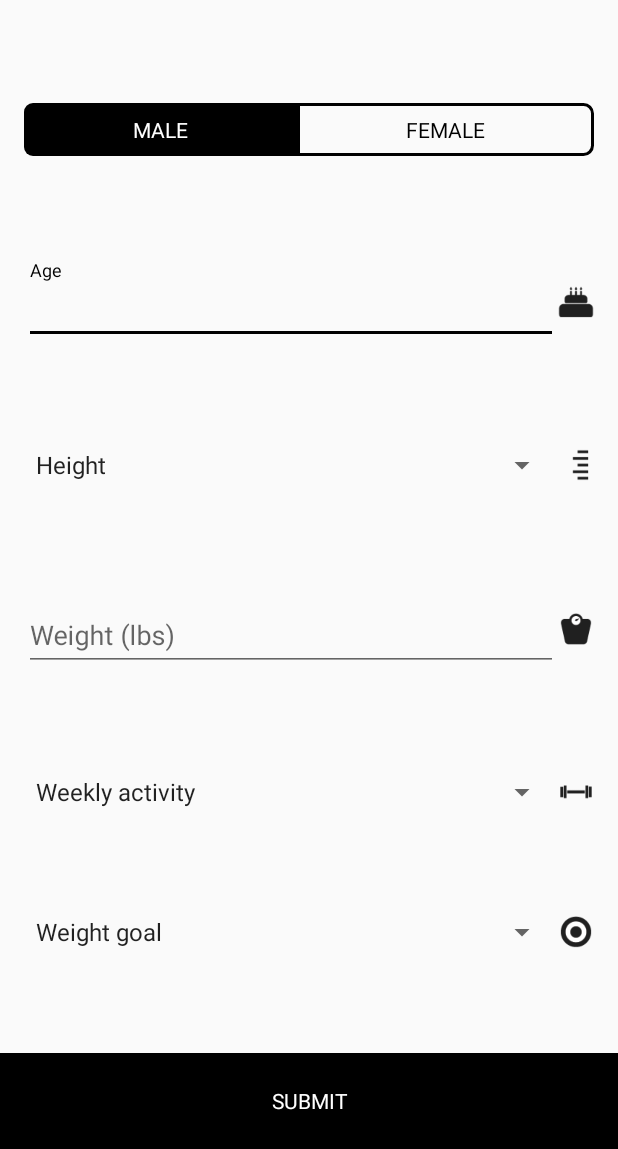
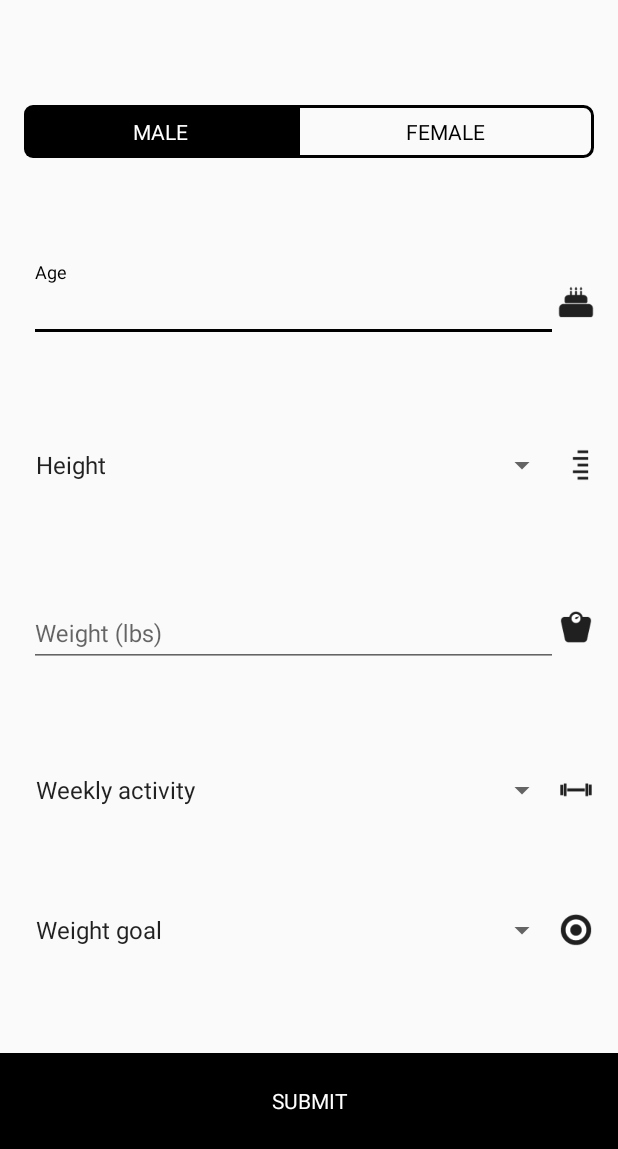
Before and after one commit to bradymwright/CSE-Calculator-Android, an Android app: the screen it shows after launch (MainActivity), on a phone screen of 412 x 824 dp, the part 87-1236 px from its top. Run offline under Robolectric (Android 15) with nearby library versions, the phone set to English and light mode, and no system bars; libraries missing offline, so code that uses them is left out: androidx.core.widget.

Commit message:
Adjust EditText paddings to match Spinner text

```diff
--- a/app/src/main/res/layout/activity_main.xml
+++ b/app/src/main/res/layout/activity_main.xml
@@ -5,7 +5,9 @@
     xmlns:tools="http://schemas.android.com/tools"
     android:layout_width="match_parent"
     android:layout_height="match_parent"
-    android:fillViewport="true">
+    android:fillViewport="true"
+    android:focusable="true"
+    android:focusableInTouchMode="true">
 
     <android.support.constraint.ConstraintLayout
         android:layout_width="match_parent"
@@ -89,6 +91,7 @@
             android:layout_width="0dp"
             android:layout_height="wrap_content"
             android:hint="Age"
+            android:paddingStart="3dp"
             app:layout_constraintBottom_toTopOf="@+id/heightSpinner"
             app:layout_constraintEnd_toStartOf="@+id/ageImageView"
             app:layout_constraintStart_toStartOf="@+id/startGuideline"
@@ -98,7 +101,8 @@
                 android:id="@+id/ageEditText"
                 android:layout_width="match_parent"
                 android:layout_height="wrap_content"
-                android:inputType="number"/>
+                android:inputType="number"
+                android:textSize="16sp"/>
         </android.support.design.widget.TextInputLayout>
 
         <ImageView
@@ -135,6 +139,7 @@
             android:layout_width="0dp"
             android:layout_height="wrap_content"
             android:hint="Weight (lbs)"
+            android:paddingStart="3dp"
             app:layout_constraintBottom_toTopOf="@+id/weeklyActivitySpinner"
             app:layout_constraintEnd_toStartOf="@+id/weightImageView"
             app:layout_constraintStart_toStartOf="@+id/startGuideline"
@@ -143,7 +148,9 @@
             <android.support.design.widget.TextInputEditText
                 android:id="@+id/weightEditText"
                 android:layout_width="match_parent"
-                android:layout_height="wrap_content"/>
+                android:layout_height="wrap_content"
+                android:inputType="number"
+                android:textSize="16sp"/>
         </android.support.design.widget.TextInputLayout>
 
         <ImageView
```
